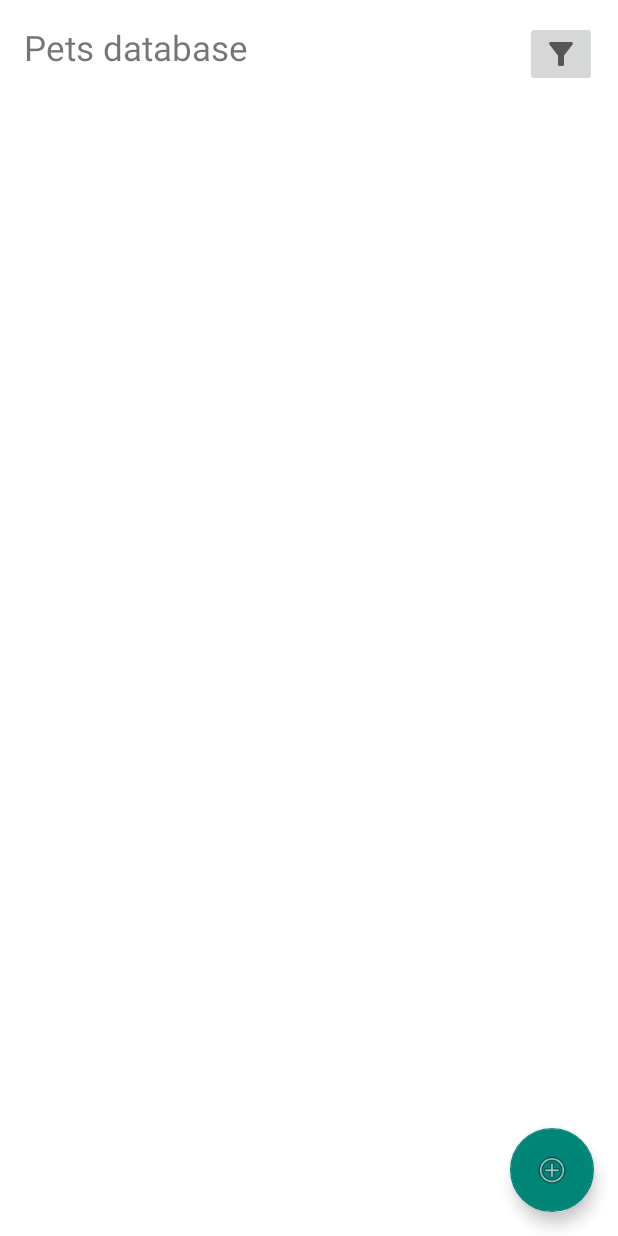
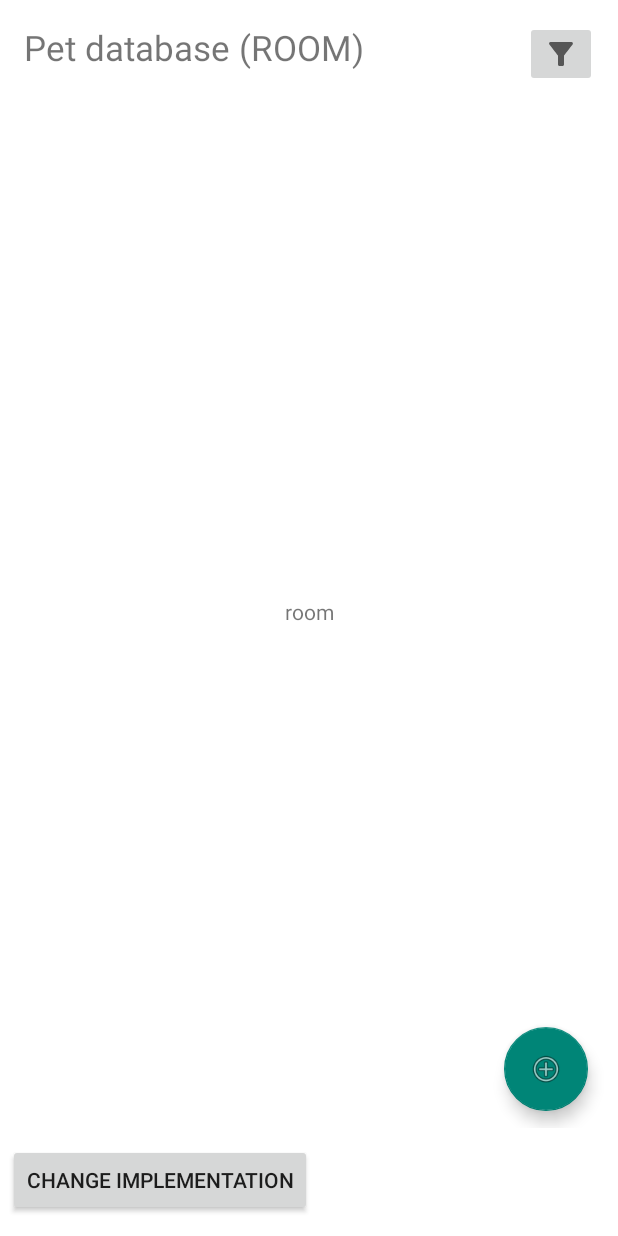
Before and after one commit to VladmirsVoloshyn/RSSchool.task4.database, an Android app: the screen it shows after launch (MainActivity), on a phone screen of 412 x 824 dp. Run offline under Robolectric (Android 15) with nearby library versions, the light colour scheme and no system bars; our stand-ins replace Room's generated code.

Commit message:
feat: room database classes

```diff
--- a/app/src/main/java/com/example/petdatabase/ui/MainActivity.kt
+++ b/app/src/main/java/com/example/petdatabase/ui/MainActivity.kt
@@ -4,13 +4,16 @@ import android.content.Intent
 import androidx.appcompat.app.AppCompatActivity
 import android.os.Bundle
 import androidx.activity.viewModels
+import androidx.fragment.app.FragmentTransaction
 import androidx.preference.PreferenceManager
 import androidx.recyclerview.widget.LinearLayoutManager
 import com.example.petdatabase.PetsApplication
 import com.example.petdatabase.databinding.ActivityMainBinding
 import com.example.petdatabase.model.Pet
+import com.example.petdatabase.ui.cursorui.CursorFragment
 import com.example.petdatabase.ui.petlist.PetListAdapter
 import com.example.petdatabase.ui.preference.SettingsActivity
+import com.example.petdatabase.ui.roomui.RoomFragment
 
 class MainActivity : AppCompatActivity(), AddFragment.OnAddPetListener,
     PetListAdapter.OnDeleteClickListener {
@@ -22,12 +25,38 @@ class MainActivity : AppCompatActivity(), AddFragment.OnAddPetListener,
     private var petListAdapter: PetListAdapter? = null
     private lateinit var sortMethod: String
     private lateinit var dbImpl: String
+    private var fragmentID = "room"
 
     override fun onCreate(savedInstanceState: Bundle?) {
         super.onCreate(savedInstanceState)
         binding = ActivityMainBinding.inflate(layoutInflater)
         setContentView(binding.root)
         val preferences = PreferenceManager.getDefaultSharedPreferences(this)
+
+        val roomFragment = RoomFragment()
+        val fragmentTransaction : FragmentTransaction = supportFragmentManager.beginTransaction()
+        fragmentTransaction.replace(binding.petList.id,roomFragment).commit()
+        binding.baseLabelTextView.text = "Pet database (ROOM)"
+
+        binding.changeImplButton.setOnClickListener {
+            fragmentID = if (fragmentID == "room"){
+                val fragment = CursorFragment()
+                val fragmentTransaction : FragmentTransaction = supportFragmentManager.beginTransaction()
+                fragmentTransaction.replace(binding.petList.id,fragment ).commit()
+                binding.baseLabelTextView.text = "Pet database (CURSOR)"
+                "cursor"
+            }else{
+                val fragment = RoomFragment()
+                val fragmentTransaction : FragmentTransaction = supportFragmentManager.beginTransaction()
+                fragmentTransaction.replace(binding.petList.id,fragment ).commit()
+                binding.baseLabelTextView.text = "Pet database (ROOM)"
+                "room"
+            }
+        }
+
+
+
+
         sortMethod = preferences.getString(SORT_KEY, DEFAULT_SORT_METHOD)!!
         dbImpl = preferences.getString(IMPL_KEY, DEFAULT_DB_IMPL)!!
 
@@ -35,14 +64,9 @@ class MainActivity : AppCompatActivity(), AddFragment.OnAddPetListener,
 
         viewModel.getData(sortMethod, dbImpl).observe(this, {
             petListAdapter = PetListAdapter(it, this, this)
-            binding.petList.adapter = petListAdapter
-            binding.petList.layoutManager = LinearLayoutManager(this)
         })
 
-        binding.addButton.setOnClickListener {
-            val addFragment = AddFragment("new", Pet(999, "12", 12, "12", "12"))
-            addFragment.show(supportFragmentManager, "sdf")
-        }
+
 
         binding.preferenceFragmentButton.setOnClickListener {
             val intent = Intent(this, SettingsActivity::class.java)
@@ -63,6 +87,7 @@ class MainActivity : AppCompatActivity(), AddFragment.OnAddPetListener,
         if (dbImpl == "Room") {
             viewModel.update(pet)
         } else {
+            viewModel.updatePet(pet)
         }
         viewModel.sort(sortMethod)
     }
--- /dev/null
+++ b/app/src/main/java/com/example/petdatabase/ui/roomui/RoomFragment.kt
@@ -0,0 +1,71 @@
+package com.example.petdatabase.ui.roomui
+
+import android.content.Context
+import android.os.Bundle
+import android.view.LayoutInflater
+import android.view.View
+import android.view.ViewGroup
+import androidx.fragment.app.Fragment
+import androidx.fragment.app.viewModels
+import androidx.recyclerview.widget.LinearLayoutManager
+import com.example.petdatabase.PetsApplication
+import com.example.petdatabase.databinding.FragmentRoomBinding
+import com.example.petdatabase.model.Pet
+import com.example.petdatabase.ui.AddFragment
+import com.example.petdatabase.ui.petlist.PetListAdapter
+
+class RoomFragment : Fragment(), AddFragment.OnAddPetListener, PetListAdapter.OnDeleteClickListener {
+
+    private val viewModel: RoomViewModel by viewModels {
+        RoomViewModelFactory((requireActivity().application as PetsApplication).repository)
+    }
+
+    private var _binding: FragmentRoomBinding? = null
+    private val binding get() = _binding!!
+
+    override fun onCreateView(
+        inflater: LayoutInflater,
+        container: ViewGroup?,
+        savedInstanceState: Bundle?
+    ): View {
+        _binding = FragmentRoomBinding.inflate(inflater, container, false)
+        return binding.root
+    }
+
+    override fun onViewCreated(view: View, savedInstanceState: Bundle?) {
+        super.onViewCreated(view, savedInstanceState)
+
+        viewModel.pets.observe(requireActivity(), {
+            val adapter = PetListAdapter(it, requireActivity(), this)
+            binding.petsList.adapter = adapter
+            binding.petsList.layoutManager = LinearLayoutManager(requireContext())
+        })
+
+        binding.addButton.setOnClickListener {
+            val addFragment = AddFragment("new", Pet(1,"123",123,"123","123"))
+            addFragment.show(requireActivity().supportFragmentManager, "add")
+        }
+    }
+
+    override fun onDestroyView() {
+        super.onDestroyView()
+        _binding = null
+    }
+
+    override fun onPetAdd(pet: Pet) {
+        viewModel.insert(pet)
+    }
+
+    override fun onPetEdit(pet: Pet) {
+        viewModel.update(pet)
+    }
+
+    override fun onDeleteClick(position: Int) {
+       viewModel.delete(position)
+    }
+
+    override fun onEditClick(pet: Pet) {
+        val addFragment = AddFragment("edit", pet)
+        addFragment.show(requireActivity().supportFragmentManager, "edit")
+    }
+}
--- /dev/null
+++ b/app/src/main/java/com/example/petdatabase/ui/roomui/RoomViewModel.kt
@@ -0,0 +1,27 @@
+package com.example.petdatabase.ui.roomui
+
+import androidx.lifecycle.LiveData
+import androidx.lifecycle.ViewModel
+import androidx.lifecycle.asLiveData
+import androidx.lifecycle.viewModelScope
+import com.example.petdatabase.model.Pet
+import com.example.petdatabase.room.PetsRepository
+import kotlinx.coroutines.launch
+
+class RoomViewModel(private val repository: PetsRepository): ViewModel() {
+
+    val pets: LiveData<List<Pet>> = repository.allPets.asLiveData()
+
+    //room impl
+    fun insert(pet: Pet) = viewModelScope.launch {
+        repository.insert(pet)
+    }
+
+    fun delete(id: Int) = viewModelScope.launch {
+        pets.value?.get(id)?.let { repository.delete(it.id) }
+    }
+
+    fun update(pet: Pet) = viewModelScope.launch {
+        repository.update(pet)
+    }
+}
--- /dev/null
+++ b/app/src/main/java/com/example/petdatabase/ui/roomui/RoomViewModelFactory.kt
@@ -0,0 +1,17 @@
+package com.example.petdatabase.ui.roomui
+
+import androidx.lifecycle.ViewModel
+import androidx.lifecycle.ViewModelProvider
+import com.example.petdatabase.room.PetsRepository
+import com.example.petdatabase.ui.MainViewModel
+import java.lang.IllegalArgumentException
+
+class RoomViewModelFactory(private val repository: PetsRepository) : ViewModelProvider.Factory {
+    override fun <T : ViewModel?> create(modelClass: Class<T>): T {
+        if (modelClass.isAssignableFrom(RoomViewModel::class.java)){
+            @Suppress("UNCHECKED_CAST")
+            return RoomViewModel(repository) as T
+        }
+        throw IllegalArgumentException("Unknown class")
+    }
+}
--- a/app/src/main/res/layout/activity_main.xml
+++ b/app/src/main/res/layout/activity_main.xml
@@ -8,7 +8,7 @@
     tools:context=".ui.MainActivity">
 
     <TextView
-        android:id="@+id/textView4"
+        android:id="@+id/baseLabelTextView"
         android:layout_width="wrap_content"
         android:layout_height="wrap_content"
         android:layout_marginStart="16dp"
@@ -19,7 +19,18 @@
         app:layout_constraintStart_toStartOf="parent"
         app:layout_constraintTop_toTopOf="parent" />
 
-    <androidx.recyclerview.widget.RecyclerView
+    <Button
+        android:id="@+id/changeImplButton"
+        android:layout_width="wrap_content"
+        android:layout_height="wrap_content"
+        app:layout_constraintBottom_toBottomOf="parent"
+        app:layout_constraintStart_toStartOf="parent"
+        android:text="@string/change_implementation"
+        android:layout_marginBottom="13dp"
+        android:layout_marginStart="5dp"
+        android:layout_marginLeft="5dp" />
+
+    <androidx.fragment.app.FragmentContainerView
         android:id="@+id/pet_list"
         android:layout_width="0dp"
         android:layout_height="0dp"
@@ -29,23 +40,7 @@
         app:layout_constraintBottom_toTopOf="@+id/guideline2"
         app:layout_constraintEnd_toEndOf="parent"
         app:layout_constraintStart_toStartOf="parent"
-        app:layout_constraintTop_toBottomOf="@+id/textView4"
-        tools:listitem="@layout/pet_item_container" />
-
-    <com.google.android.material.floatingactionbutton.FloatingActionButton
-        android:id="@+id/add_button"
-        style="@style/Theme.AppCompat.Light"
-        android:layout_width="wrap_content"
-        android:layout_height="wrap_content"
-        android:layout_marginEnd="16dp"
-        android:layout_marginRight="16dp"
-        android:layout_marginBottom="16dp"
-        android:clickable="true"
-        android:contentDescription="@string/open_the_fragment_to_add_new_pet"
-        android:focusable="true"
-        android:src="@android:drawable/ic_menu_add"
-        app:layout_constraintBottom_toBottomOf="parent"
-        app:layout_constraintEnd_toEndOf="parent" />
+        app:layout_constraintTop_toBottomOf="@+id/baseLabelTextView" />
 
     <ImageButton
         android:id="@+id/preferenceFragmentButton"
--- /dev/null
+++ b/app/src/main/res/layout/fragment_room.xml
@@ -0,0 +1,37 @@
+<?xml version="1.0" encoding="utf-8"?>
+<androidx.constraintlayout.widget.ConstraintLayout
+    xmlns:android="http://schemas.android.com/apk/res/android"
+    xmlns:app="http://schemas.android.com/apk/res-auto"
+    android:layout_width="match_parent"
+    android:layout_height="match_parent">
+
+    <androidx.recyclerview.widget.RecyclerView
+        android:id="@+id/petsList"
+        android:layout_width="match_parent"
+        android:layout_height="match_parent" />
+
+    <TextView
+        android:layout_width="wrap_content"
+        android:layout_height="wrap_content"
+        android:text="room"
+        app:layout_constraintBottom_toBottomOf="parent"
+        app:layout_constraintEnd_toEndOf="parent"
+        app:layout_constraintStart_toStartOf="@+id/petsList"
+        app:layout_constraintTop_toTopOf="parent" />
+
+    <com.google.android.material.floatingactionbutton.FloatingActionButton
+        android:id="@+id/add_button"
+        style="@style/Theme.AppCompat.Light"
+        android:layout_width="wrap_content"
+        android:layout_height="wrap_content"
+        android:layout_marginEnd="16dp"
+        android:layout_marginRight="16dp"
+        android:layout_marginBottom="11dp"
+        android:clickable="true"
+        android:contentDescription="@string/open_the_fragment_to_add_new_pet"
+        android:focusable="true"
+        android:src="@android:drawable/ic_menu_add"
+        app:layout_constraintBottom_toBottomOf="parent"
+        app:layout_constraintEnd_toEndOf="parent" />
+
+</androidx.constraintlayout.widget.ConstraintLayout>
--- a/app/src/main/res/values/strings.xml
+++ b/app/src/main/res/values/strings.xml
@@ -14,7 +14,7 @@
     <string name="open_the_fragment_to_add_new_pet">Open the fragment to add new pet</string>
     <string name="pets_database">Pets database</string>
     <string name="open_preference_fragment_to_set_filter">Open preference fragment to set filter</string>
-
+    <string name="change_implementation">change implementation</string>
 
 
     <string-array name="sort_pref_values">
```
Also changed, not shown: app/src/main/java/com/example/petdatabase/ui/MainViewModel.kt (+10 -4 lines), app/src/main/java/com/example/petdatabase/ui/cursorui/CursorFragment.kt (added, +76 -0 lines), app/src/main/java/com/example/petdatabase/ui/cursorui/CursorViewModel.kt (added, +49 -0 lines), app/src/main/java/com/example/petdatabase/ui/cursorui/CursorViewModelFactory.kt (added, +17 -0 lines), app/src/main/res/layout/fragment_cursor.xml (added, +37 -0 lines).
